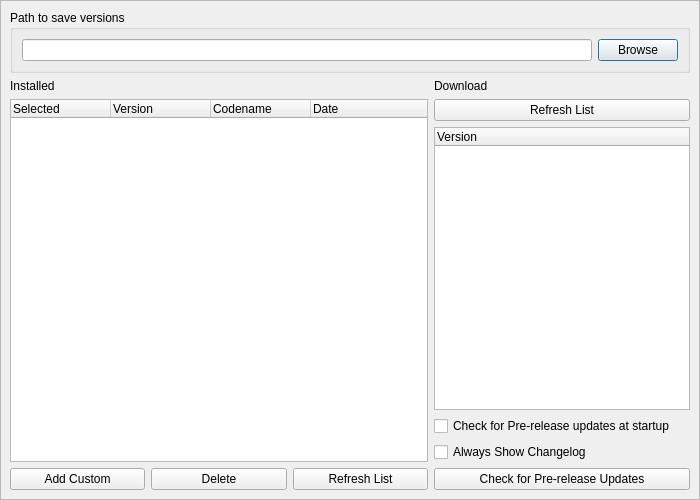
Above: src/qt_gui/version_dialog.ui from shadps4-emu/shadps4-qtlauncher before the change. Below: the same form after it.
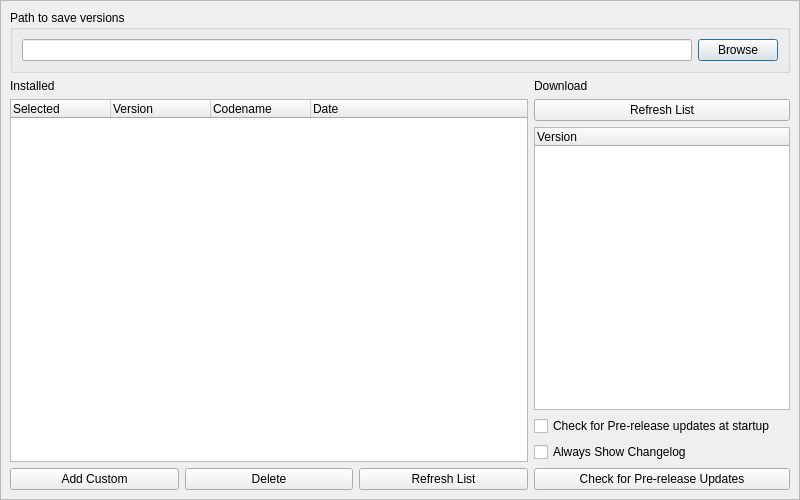
That is the form after the change. Icons and pictures are not drawn.

Commit message:
Sizing changes for the version manager (#150)
* version manager: increase starting width slightly

* Increase the starting width slightly

700 cuts off the date of the installed versions list

* version manager: set minimum size

* version manager: handle resize events

---------

Diff of the .ui file:
```diff
--- a/src/qt_gui/version_dialog.ui
+++ b/src/qt_gui/version_dialog.ui
@@ -8,7 +8,7 @@
    <rect>
     <x>0</x>
     <y>0</y>
-    <width>700</width>
+    <width>800</width>
     <height>500</height>
    </rect>
   </property>
@@ -24,7 +24,7 @@
     <rect>
      <x>0</x>
      <y>0</y>
-     <width>700</width>
+     <width>800</width>
      <height>500</height>
     </rect>
    </property>
```
The commit also changes 2 other files.
